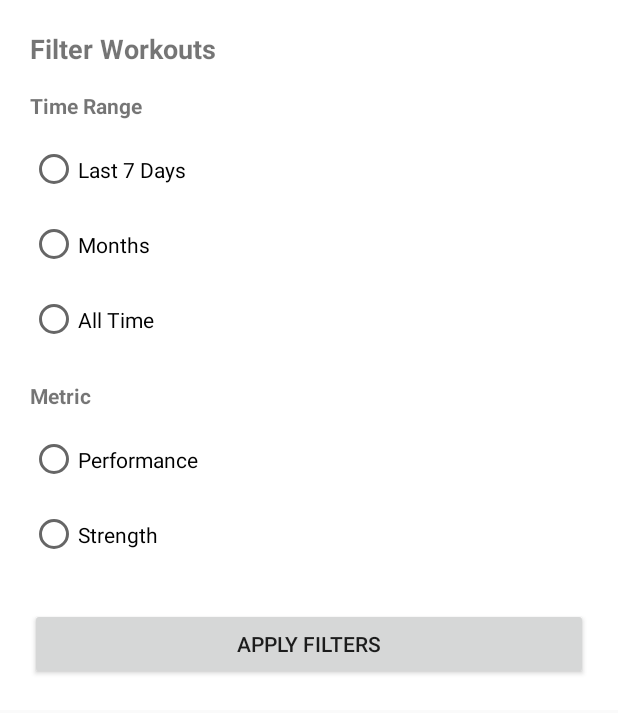
After one commit to AyushUpase369/XTrack, an Android app: the layout layout_filter_bottom_sheet.xml on its own in the app's theme, with its tools: preview values and no code run, on a phone screen of 412 x 824 dp. The commit adds this screen. Shown: the top 713 px of the screen. Run offline under Robolectric (Android 15) with nearby library versions, the phone set to English and light mode, and no system bars.

Commit message:
add filter button in stats.

```diff
--- /dev/null
+++ b/app/src/main/res/layout/layout_filter_bottom_sheet.xml
@@ -0,0 +1,61 @@
+<?xml version="1.0" encoding="utf-8"?>
+<LinearLayout xmlns:android="http://schemas.android.com/apk/res/android"
+    android:orientation="vertical"
+    android:padding="20dp"
+    android:background="@android:color/white"
+    android:layout_width="match_parent"
+    android:layout_height="wrap_content">
+
+    <!-- Filter Title -->
+    <TextView
+        android:text="Filter Workouts"
+        android:textSize="18sp"
+        android:textStyle="bold"
+        android:layout_marginBottom="16dp"
+        android:layout_width="match_parent"
+        android:layout_height="wrap_content" />
+
+    <!-- Time Range Filter -->
+    <TextView
+        android:text="Time Range"
+        android:textStyle="bold"
+        android:layout_marginBottom="8dp"
+        android:layout_width="wrap_content"
+        android:layout_height="wrap_content" />
+
+    <RadioGroup
+        android:id="@+id/timeFilterGroup"
+        android:orientation="vertical"
+        android:layout_width="match_parent"
+        android:layout_height="wrap_content">
+        <RadioButton android:id="@+id/last7DaysOption" android:text="Last 7 Days" android:layout_height="50dp" android:layout_width="200dp" />
+        <RadioButton android:id="@+id/monthsOption" android:text="Months" android:layout_height="50dp" android:layout_width="200dp"/>
+        <RadioButton android:id="@+id/allTimeOption" android:text="All Time" android:layout_height="50dp" android:layout_width="200dp"/>
+    </RadioGroup>
+
+    <!-- Metric Filter -->
+    <TextView
+        android:text="Metric"
+        android:textStyle="bold"
+        android:layout_marginTop="16dp"
+        android:layout_marginBottom="8dp"
+        android:layout_width="wrap_content"
+        android:layout_height="wrap_content" />
+
+    <RadioGroup
+        android:id="@+id/metricGroup"
+        android:orientation="vertical"
+        android:layout_width="match_parent"
+        android:layout_height="wrap_content">
+        <RadioButton android:id="@+id/performanceOption" android:text="Performance"  android:layout_height="50dp" android:layout_width="200dp"/>
+        <RadioButton android:id="@+id/strengthOption" android:text="Strength"  android:layout_height="50dp" android:layout_width="200dp"/>
+    </RadioGroup>
+
+    <!-- Apply Button -->
+    <Button
+        android:id="@+id/applyFilterButton"
+        android:text="Apply Filters"
+        android:layout_marginTop="24dp"
+        android:layout_width="match_parent"
+        android:layout_height="wrap_content" />
+</LinearLayout>
```
Also changed, not shown: app/src/main/java/com/example/xtrack/StatsFragment.kt (+60 -2 lines), app/src/main/res/layout/fragment_stats.xml (+13 -1 lines), app/src/main/res/drawable/ic_filter_list.png (added).
